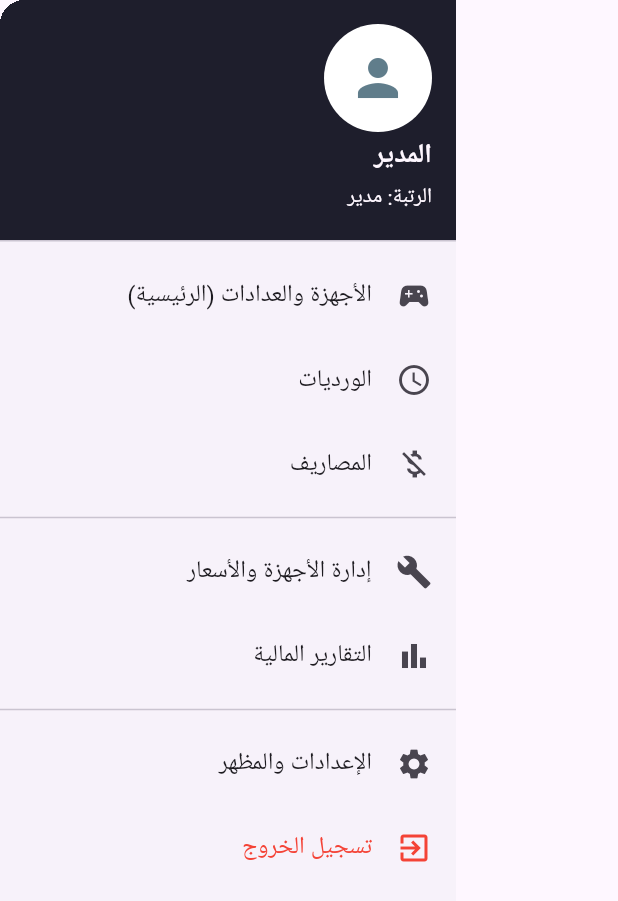
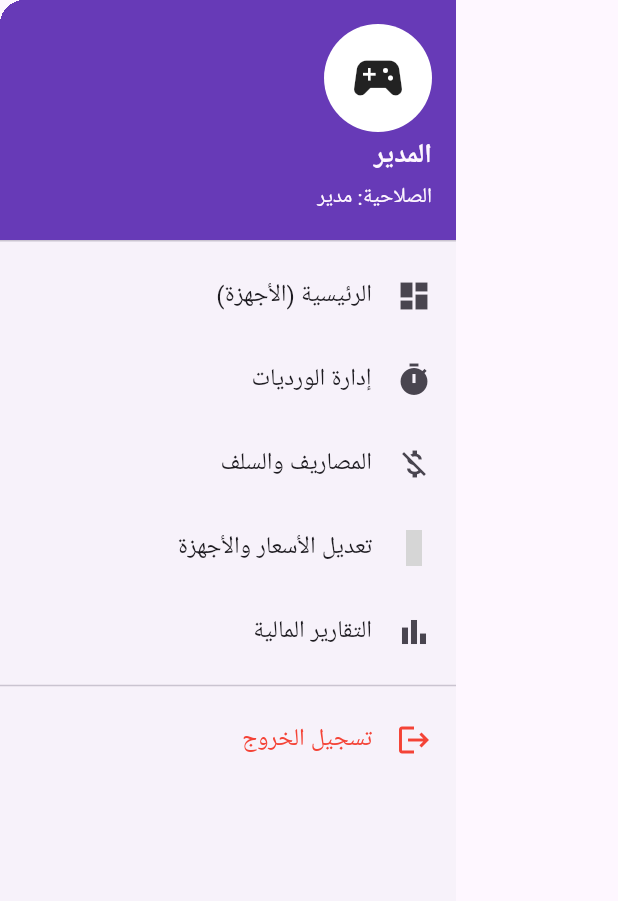
Before and after one commit to ahmedelzae2000-cmyk/Mango-PS-, a Flutter app: the AppDrawer widget shown alone on an empty page, opened directly, on a phone screen of 412 x 824 dp. Shown: the top 901 px of the screen. Run offline on Flutter 3.47's test engine with Material 3 defaults, Android fonts, the phone set to English and light mode, and no system bars; our stand-ins replace cloud_firestore, firebase_core, firebase_messaging; accounts and stored records are empty; statements that could not run were skipped; grey boxes are pictures that could not be loaded.

Commit message:
Update app_drawer.dart

```diff
--- a/lib/widgets/app_drawer.dart
+++ b/lib/widgets/app_drawer.dart
@@ -2,12 +2,10 @@ import 'package:flutter/material.dart';
 import 'package:provider/provider.dart';
 import '../providers/app_provider.dart';
 import '../screens/home_screen.dart';
-import '../screens/devices_screen.dart';
-import '../screens/shifts_screen.dart';
-import '../screens/expenses_screen.dart';
+import '../screens/expense_screen.dart';
+import '../screens/pricing_screen.dart';
 import '../screens/reports_screen.dart';
-import '../screens/settings_screen.dart';
-import '../screens/login_screen.dart';
+import '../screens/shift_screen.dart';
 
 class AppDrawer extends StatelessWidget {
   const AppDrawer({super.key});
@@ -15,7 +13,6 @@ class AppDrawer extends StatelessWidget {
   @override
   Widget build(BuildContext context) {
     final appProvider = Provider.of<AppProvider>(context);
-    final isAdmin = appProvider.userRole == 'مدير';
 
     return Drawer(
       child: ListView(
@@ -23,75 +20,75 @@ class AppDrawer extends StatelessWidget {
         children: [
           UserAccountsDrawerHeader(
             accountName: Text(
-              appProvider.userName.isNotEmpty ? appProvider.userName : 'مستخدم',
+              appProvider.userName.isNotEmpty ? appProvider.userName : 'المستخدم',
               style: const TextStyle(fontWeight: FontWeight.bold, fontSize: 18),
             ),
-            accountEmail: Text('الرتبة: ${appProvider.userRole}'),
+            accountEmail: Text('الصلاحية: ${appProvider.userRole}'),
             currentAccountPicture: const CircleAvatar(
               backgroundColor: Colors.white,
-              child: Icon(Icons.person, size: 40, color: Colors.blueGrey),
+              child: Icon(Icons.sports_esports, size: 40, color: Colors.black87),
             ),
-            decoration: const BoxDecoration(color: Color(0xFF1E1E2C)),
-          ),
-          ListTile(
-            leading: const Icon(Icons.sports_esports),
-            title: const Text('الأجهزة والعدادات (الرئيسية)'),
-            onTap: () => Navigator.pushReplacement(
-              context,
-              MaterialPageRoute(builder: (_) => const HomeScreen()),
+            decoration: const BoxDecoration(
+              color: Colors.deepPurple,
             ),
           ),
           ListTile(
-            leading: const Icon(Icons.access_time),
-            title: const Text('الورديات'),
-            onTap: () => Navigator.pushReplacement(
+            leading: const Icon(Icons.dashboard),
+            title: const Text('الرئيسية (الأجهزة)'),
+            onTap: () {
+              Navigator.pushReplacement(
                 context,
-              MaterialPageRoute(builder: (_) => const ShiftsScreen()),
+                MaterialPageRoute(builder: (context) => const HomeScreen()),
+              );
+            },
           ),
+          ListTile(
+            leading: const Icon(Icons.timer),
+            title: const Text('إدارة الورديات'),
+            onTap: () {
+              Navigator.pushReplacement(
+                context,
+                MaterialPageRoute(builder: (context) => const ShiftScreen()),
+              );
+            },
           ),
           ListTile(
             leading: const Icon(Icons.money_off),
-            title: const Text('المصاريف'),
-            onTap: () => Navigator.pushReplacement(
+            title: const Text('المصاريف والسلف'),
+            onTap: () {
+              Navigator.pushReplacement(
                 context,
-              MaterialPageRoute(builder: (_) => const ExpensesScreen()),
+                MaterialPageRoute(builder: (context) => const ExpenseScreen()),
+              );
+            },
           ),
-          ),
-          if (isAdmin) ...[
-            const Divider(),
           ListTile(
-              leading: const Icon(Icons.build),
-              title: const Text('إدارة الأجهزة والأسعار'),
-              onTap: () => Navigator.pushReplacement(
+            leading: const Icon(Icons.pricetags_sharp),
+            title: const Text('تعديل الأسعار والأجهزة'),
+            onTap: () {
+              Navigator.pushReplacement(
                 context,
-                MaterialPageRoute(builder: (_) => const DevicesScreen()),
-              ),
+                MaterialPageRoute(builder: (context) => const PricingScreen()),
+              );
+            },
           ),
           ListTile(
             leading: const Icon(Icons.bar_chart),
             title: const Text('التقارير المالية'),
-              onTap: () => Navigator.pushReplacement(
+            onTap: () {
+              Navigator.pushReplacement(
                 context,
-                MaterialPageRoute(builder: (_) => const ReportsScreen()),
+                MaterialPageRoute(builder: (context) => const ReportsScreen()),
+              );
+            },
           ),
-            ),
-          ],
           const Divider(),
           ListTile(
-            leading: const Icon(Icons.settings),
-            title: const Text('الإعدادات والمظهر'),
-            onTap: () => Navigator.pushReplacement(
-              context,
-              MaterialPageRoute(builder: (_) => const SettingsScreen()),
-            ),
-          ),
-          ListTile(
-            leading: const Icon(Icons.exit_to_app, color: Colors.red),
+            leading: const Icon(Icons.logout, color: Colors.red),
             title: const Text('تسجيل الخروج', style: TextStyle(color: Colors.red)),
-            onTap: () => Navigator.pushReplacement(
-              context,
-              MaterialPageRoute(builder: (_) => const LoginScreen()),
-            ),
+            onTap: () {
+              Navigator.pushReplacementNamed(context, '/login');
+            },
           ),
         ],
       ),
```
Lines whose indentation alone changed are shown as unchanged.
